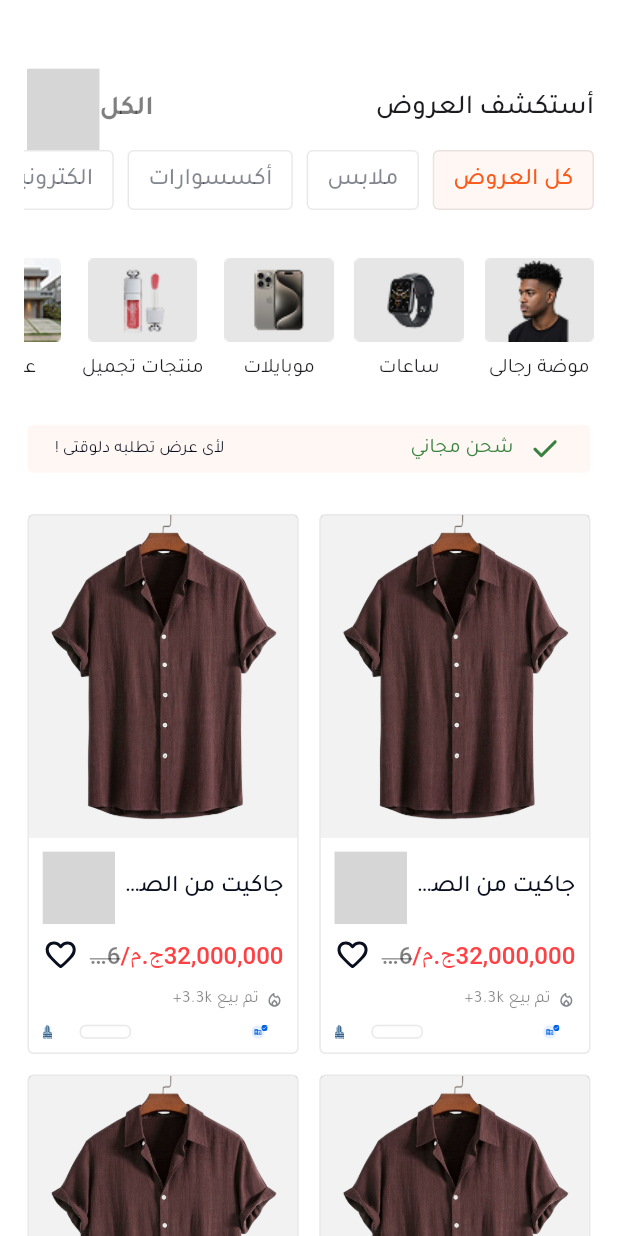
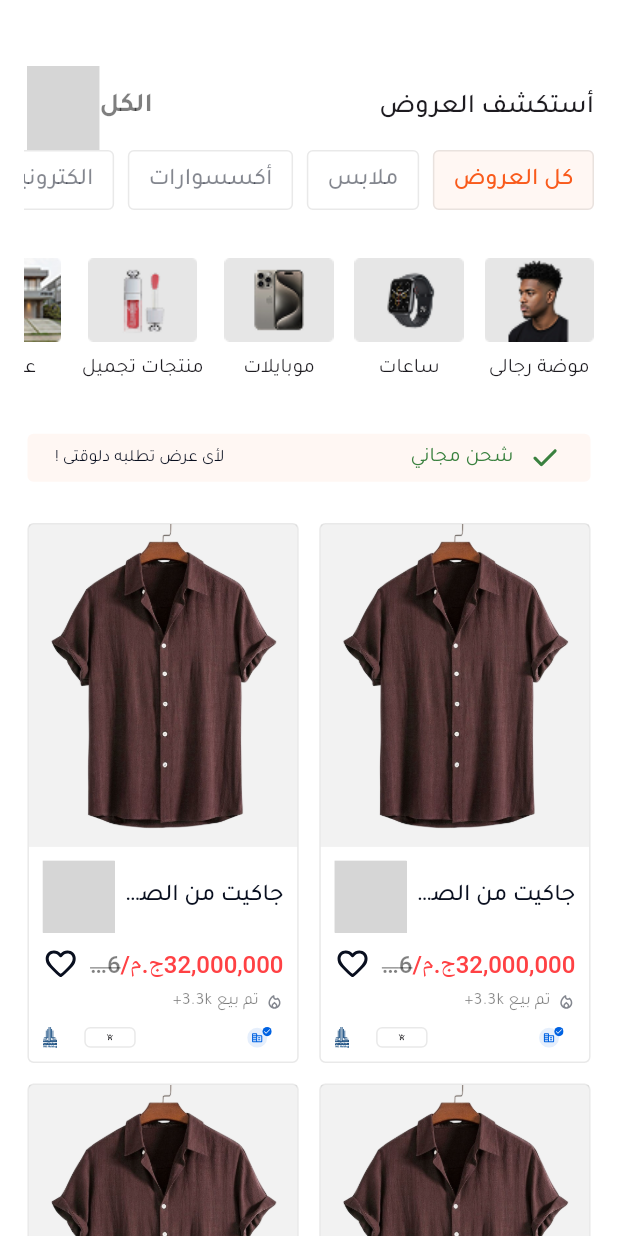
Before and after one commit to MoazSalem/MoazSalem-flutter-task, a Flutter app: the screen it shows after launch, on a phone screen of 412 x 824 dp. Run offline on Flutter 3.47's test engine with Material 3 defaults, Android fonts, the phone set to English and light mode, and no system bars; our stand-ins replace flutter_screenutil, flutter_svg; grey boxes are pictures that could not be loaded.

Commit message:
Clamp the padding and font size to not overshoot on bigger screens

```diff
--- a/lib/core/theme/app_sizes.dart
+++ b/lib/core/theme/app_sizes.dart
@@ -5,22 +5,22 @@ class AppSizes {
   AppSizes._();
 
   // Paddings
-  static double get p4 => 4.w;
-  static double get p8 => 8.w;
-  static double get p12 => 12.w;
-  static double get p16 => 16.w;
-  static double get p20 => 20.w;
-  static double get p24 => 24.w;
-  static double get p40 => 40.w;
+  static double get p4 => 4.sp.clamp(4, 6);
+  static double get p8 => 8.sp.clamp(8, 10);
+  static double get p12 => 12.sp.clamp(12, 14);
+  static double get p16 => 16.sp.clamp(16, 20);
+  static double get p20 => 20.sp.clamp(20, 24);
+  static double get p24 => 24.sp.clamp(24, 28);
+  static double get p40 => 40.sp.clamp(40, 44);
 
   static const double smallRoundedCorner = 4;
   static const double borderWidth = 1;
   static const double toolbarHeight = 100;
   static const double categoryBarHeight = 40;
   static const double categoryBarPadding = 8;
-  static const double subcategoryBarHeight = 86;
+  static const double subcategoryBarHeight = 100;
   static const double subcategoryBarTopPadding = 32;
-  static const double subcategoryBarBottomPadding = 16;
+  static const double subcategoryBarBottomPadding = 8;
   static const double subcategoryWidgetHeight = 56;
   static const double subcategoryWidgetWidth = 73;
   static const double freeShippingBannerHeight = 32;
@@ -32,9 +32,9 @@ class AppSizes {
   static const double iconWidth = 20;
   static const double iconLarge = 64;
 
-  static double get font10 => 10.sp;
-  static double get font12 => 12.sp;
-  static double get font14 => 14.sp;
-  static double get font16 => 16.sp;
-  static double get font18 => 18.sp;
+  static double get font10 => 10.sp.clamp(10, 12);
+  static double get font12 => 12.sp.clamp(12, 14);
+  static double get font14 => 14.sp.clamp(14, 16);
+  static double get font16 => 16.sp.clamp(16, 18);
+  static double get font18 => 18.sp.clamp(18, 20);
 }
--- a/lib/features/home/presentation/widgets/ad_widget.dart
+++ b/lib/features/home/presentation/widgets/ad_widget.dart
@@ -36,7 +36,7 @@ class AdWidget extends StatelessWidget {
             originalPrice: "60,000,000",
             currency: AppLocalizations.of(context)!.egp,
           ),
-          SizedBox(height: AppSizes.p8),
+          SizedBox(height: AppSizes.p4),
           _buildSoldOverRow(context, soldCount: "3.3k"),
 
           _buildSellerInfoRow(context),
@@ -159,11 +159,12 @@ class AdWidget extends StatelessWidget {
         child: Padding(
           padding: EdgeInsets.all(AppSizes.p8),
           child: Row(
-            mainAxisAlignment: MainAxisAlignment.spaceEvenly,
+            mainAxisAlignment: MainAxisAlignment.spaceBetween,
+            children: [
+              SvgPicture.asset(AppAssets.companyBadge),
+              Row(
                 spacing: AppSizes.p16,
                 children: [
-              SvgPicture.asset(AppAssets.companyBadge),
-              Spacer(),
                   Material(
                     shape: RoundedRectangleBorder(
                       borderRadius: BorderRadius.circular(
@@ -194,6 +195,8 @@ class AdWidget extends StatelessWidget {
                   ),
                 ],
               ),
+            ],
+          ),
         ),
       ),
     );
```
Lines whose indentation alone changed are shown as unchanged.
